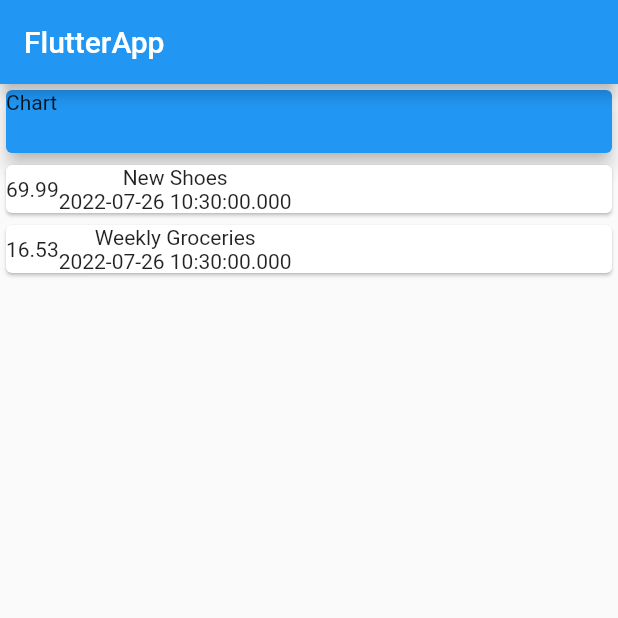
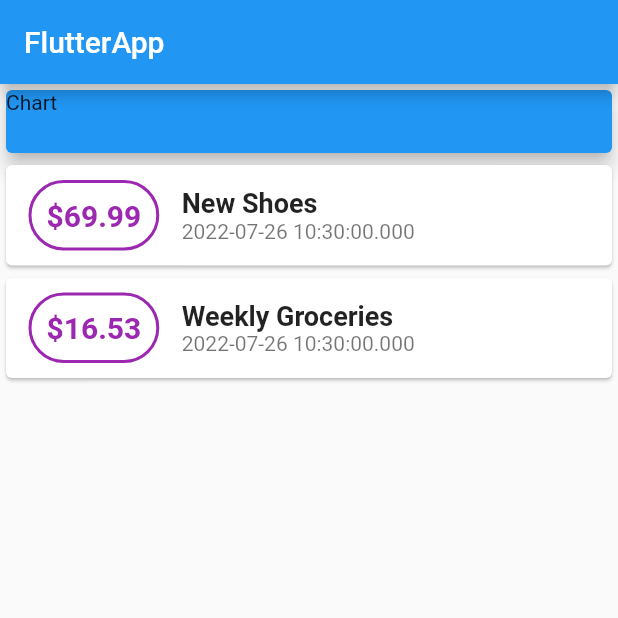
Before and after one commit to deLore051/PersonalExpencesApp, a Flutter app: the screen it shows after launch, on a phone screen of 412 x 824 dp, the top half of it. Run offline on Flutter 3.47's test engine with Material 2 defaults, Android fonts, the phone set to English and light mode, and no system bars.

Commit message:
Worked on the Expences tile (Container, Row, Column) and style for Text

```diff
--- a/lib/main.dart
+++ b/lib/main.dart
@@ -65,14 +65,46 @@
                   child: Row(
                     children: <Widget>[
                       Container(
+                        padding: EdgeInsets.all(10),
+                        margin: EdgeInsets.symmetric(
+                          vertical: 10,
+                          horizontal: 15
+                        ),
+                        decoration: BoxDecoration(
+                          borderRadius: BorderRadius.all(
+                            Radius.circular(30),
+                          ),
+                          border: Border.all(
+                            color: Colors.purple,
+                            width: 2,
+                            style: BorderStyle.solid
+                          ),
+                        ),
                         child: Text(
-                          tx.amount.toString()
+                          "\$${tx.amount}",
+                          style: TextStyle(
+                            fontWeight: FontWeight.bold,
+                            fontSize: 20,
+                            color: Colors.purple,
                           ),
+                        ),
                       ),
                       Column(
+                        crossAxisAlignment: CrossAxisAlignment.start,
                         children: <Widget>[
-                          Text(tx.title),
-                          Text(tx.date.toString()),
+                          Text(
+                            tx.title,
+                            style: TextStyle(
+                              fontSize: 18,
+                              fontWeight: FontWeight.bold,
+                            ),
+                          ),
+                          Text(
+                            tx.date.toString(),
+                            style: TextStyle(
+                              color: Colors.black54
+                            ),
+                          ),
                         ],
                       )
                     ],
```
